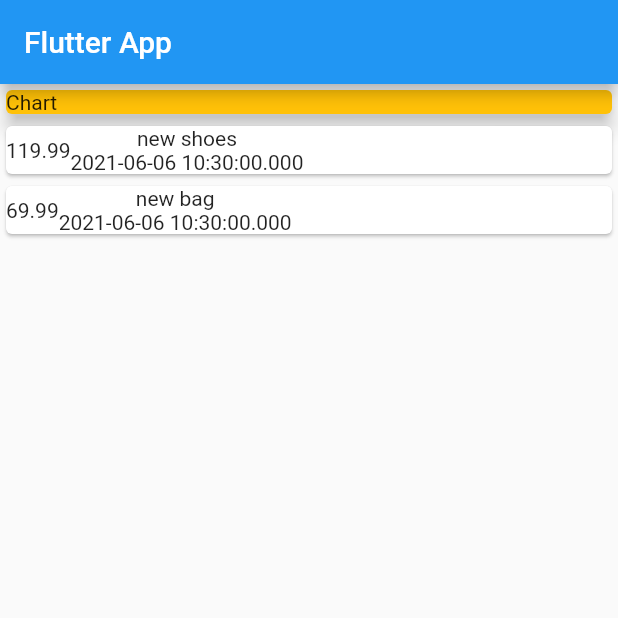
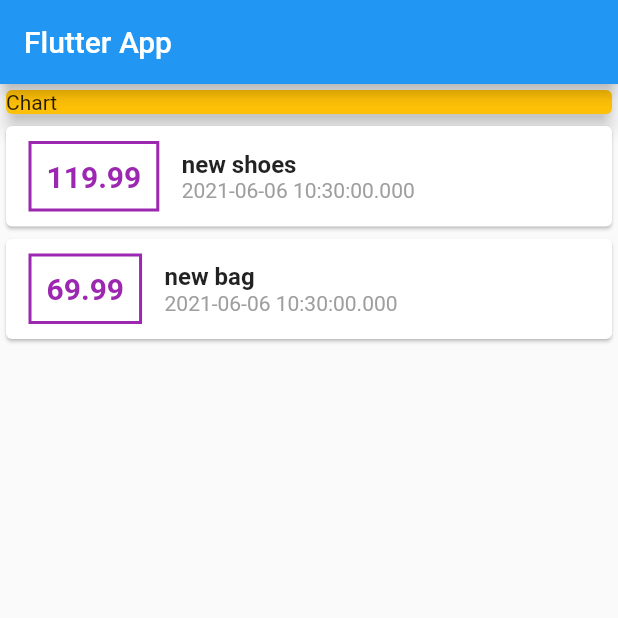
Before and after one commit to TomSnus/budget_tracker, a Flutter app: the screen it shows after launch, on a phone screen of 412 x 824 dp, the top half of it. Run offline on Flutter 3.47's test engine with Material 2 defaults, Android fonts, the phone set to English and light mode, and no system bars.

Commit message:
add styling

```diff
--- a/lib/main.dart
+++ b/lib/main.dart
@@ -40,11 +40,25 @@ class MyHomePage extends StatelessWidget {
                 return Card(
                     child: Row(
                   children: <Widget>[
-                    Container(child: Text(tx.amount.toString()),),
-                    Column(children: <Widget>[
-                      Text(tx.title),
-                      Text(tx.date.toString())
-                    ],)
+                    Container(
+                      margin:
+                          EdgeInsets.symmetric(vertical: 10, horizontal: 15),
+                      decoration: BoxDecoration(
+                          border: Border.all(color: Colors.purple, width: 2)),
+                      padding: EdgeInsets.all(10),
+                      child: Text(
+                        tx.amount.toString(),
+                        style: TextStyle(fontWeight: FontWeight.bold, fontSize: 20, color: Colors.purple),
+                      ),
+                    ),
+                    Column(
+                      crossAxisAlignment: CrossAxisAlignment.start,
+
+                      children: <Widget>[
+                        Text(tx.title ,style: TextStyle(fontSize: 16, fontWeight: FontWeight.bold),),
+                        Text(tx.date.toString(), style: TextStyle(color: Colors.grey),)
+                      ],
+                    )
                   ],
                 ));
               }).toList(),
```
